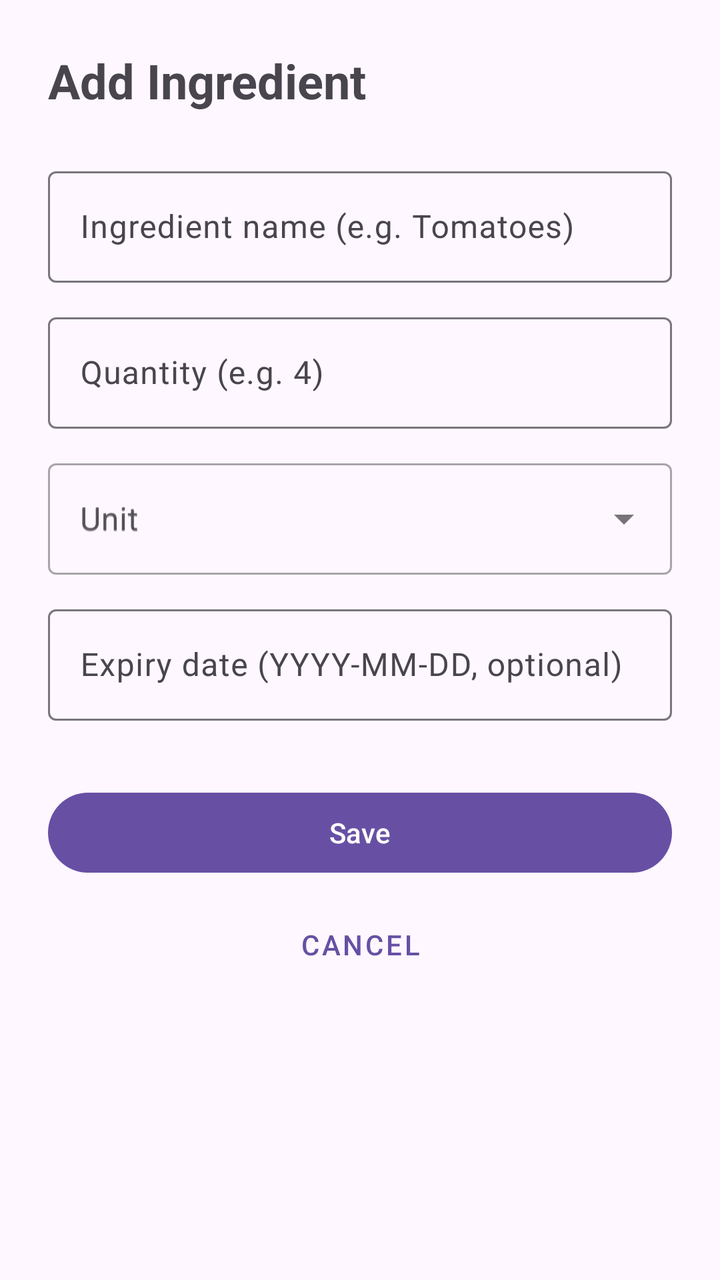
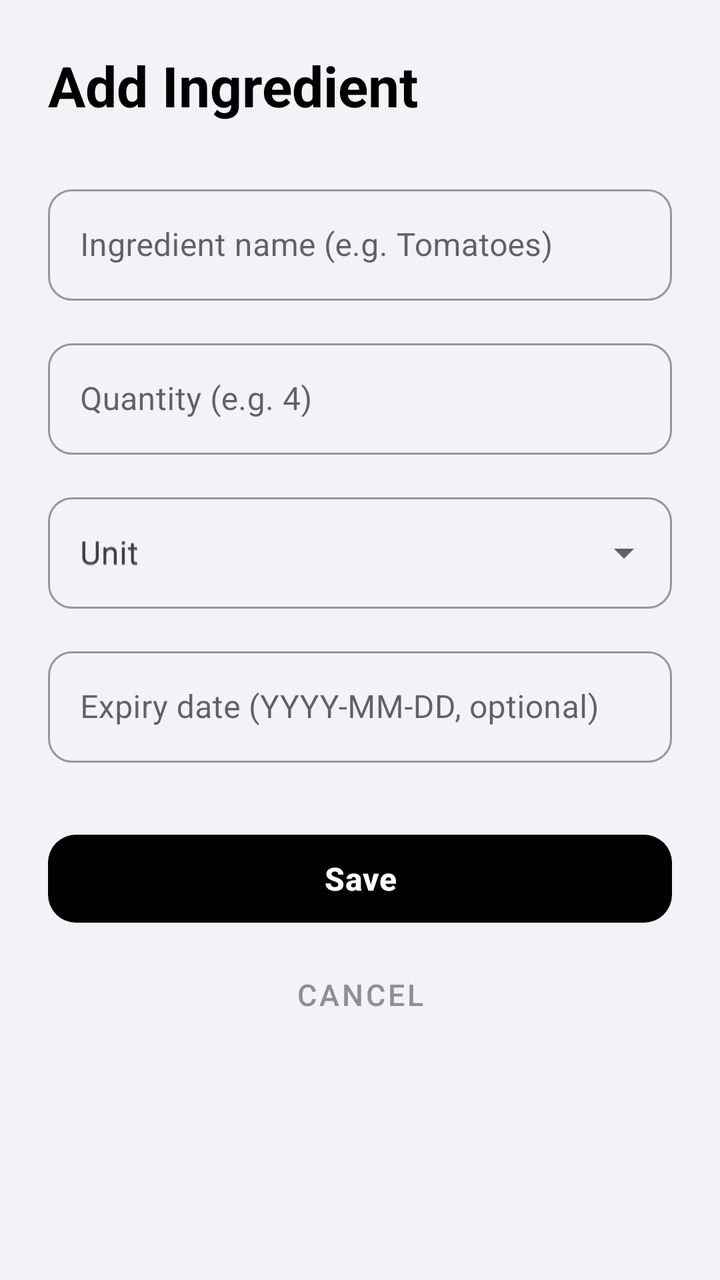

The first picture is an Android layout as it rendered before a commit; the second is the same layout after the commit. The layout source and the unified diff follow.
<!-- AndroidManifest.xml: application theme Theme.SmartPantryManager -->
<!-- res/layout/activity_add_edit_item.xml -->
<?xml version="1.0" encoding="utf-8"?>
<ScrollView xmlns:android="http://schemas.android.com/apk/res/android"
    xmlns:app="http://schemas.android.com/apk/res-auto"
    android:layout_width="match_parent"
    android:layout_height="match_parent"
    android:fillViewport="true">

    <androidx.constraintlayout.widget.ConstraintLayout
        android:layout_width="match_parent"
        android:layout_height="wrap_content"
        android:padding="24dp">

        <TextView
            android:id="@+id/text_screen_title"
            android:layout_width="wrap_content"
            android:layout_height="wrap_content"
            android:text="@string/title_add_ingredient"
            android:textSize="24sp"
            android:textStyle="bold"
            app:layout_constraintTop_toTopOf="parent"
            app:layout_constraintStart_toStartOf="parent" />

        
        <com.google.android.material.textfield.TextInputLayout
            android:id="@+id/layout_name"
            android:layout_width="0dp"
            android:layout_height="wrap_content"
            android:layout_marginTop="24dp"
            android:hint="@string/hint_ingredient_name"
            app:layout_constraintTop_toBottomOf="@id/text_screen_title"
            app:layout_constraintStart_toStartOf="parent"
            app:layout_constraintEnd_toEndOf="parent">

            <com.google.android.material.textfield.TextInputEditText
                android:id="@+id/edit_name"
                android:layout_width="match_parent"
                android:layout_height="wrap_content"
                android:inputType="textCapWords" />
        </com.google.android.material.textfield.TextInputLayout>

        
        <com.google.android.material.textfield.TextInputLayout
            android:id="@+id/layout_quantity"
            android:layout_width="0dp"
            android:layout_height="wrap_content"
            android:layout_marginTop="12dp"
            android:hint="@string/hint_quantity"
            app:layout_constraintTop_toBottomOf="@id/layout_name"
            app:layout_constraintStart_toStartOf="parent"
            app:layout_constraintEnd_toEndOf="parent">

            <com.google.android.material.textfield.TextInputEditText
                android:id="@+id/edit_quantity"
                android:layout_width="match_parent"
                android:layout_height="wrap_content"
                android:inputType="numberDecimal" />
        </com.google.android.material.textfield.TextInputLayout>

        
        <com.google.android.material.textfield.TextInputLayout
            android:id="@+id/layout_unit"
            style="@style/Widget.MaterialComponents.TextInputLayout.OutlinedBox.ExposedDropdownMenu"
            android:layout_width="0dp"
            android:layout_height="wrap_content"
            android:layout_marginTop="12dp"
            android:hint="@string/hint_unit"
            app:layout_constraintTop_toBottomOf="@id/layout_quantity"
            app:layout_constraintStart_toStartOf="parent"
            app:layout_constraintEnd_toEndOf="parent">

            <AutoCompleteTextView
                android:id="@+id/edit_unit"
                android:layout_width="match_parent"
                android:layout_height="wrap_content"
                android:hint="@string/hint_unit"
                android:inputType="none" />
        </com.google.android.material.textfield.TextInputLayout>

        
        <com.google.android.material.textfield.TextInputLayout
            android:id="@+id/layout_expiry"
            android:layout_width="0dp"
            android:layout_height="wrap_content"
            android:layout_marginTop="12dp"
            android:hint="@string/hint_expiry"
            app:layout_constraintTop_toBottomOf="@id/layout_unit"
            app:layout_constraintStart_toStartOf="parent"
            app:layout_constraintEnd_toEndOf="parent">

            <com.google.android.material.textfield.TextInputEditText
                android:id="@+id/edit_expiry"
                android:layout_width="match_parent"
                android:layout_height="wrap_content"
                android:focusable="false"
                android:inputType="none" />
        </com.google.android.material.textfield.TextInputLayout>

        
        <com.google.android.material.button.MaterialButton
            android:id="@+id/button_save"
            android:layout_width="0dp"
            android:layout_height="wrap_content"
            android:layout_marginTop="32dp"
            android:text="@string/btn_save"
            app:layout_constraintTop_toBottomOf="@id/layout_expiry"
            app:layout_constraintStart_toStartOf="parent"
            app:layout_constraintEnd_toEndOf="parent" />

        
        <com.google.android.material.button.MaterialButton
            android:id="@+id/button_cancel"
            style="@style/Widget.MaterialComponents.Button.TextButton"
            android:layout_width="0dp"
            android:layout_height="wrap_content"
            android:layout_marginTop="8dp"
            android:text="@string/btn_cancel"
            app:layout_constraintTop_toBottomOf="@id/button_save"
            app:layout_constraintStart_toStartOf="parent"
            app:layout_constraintEnd_toEndOf="parent" />

    </androidx.constraintlayout.widget.ConstraintLayout>
</ScrollView>
<!-- resources referenced by this layout -->
<resources>
  <string name="btn_cancel">Cancel</string>
  <string name="btn_save">Save</string>
  <string name="hint_expiry">Expiry date (YYYY-MM-DD, optional)</string>
  <string name="hint_ingredient_name">Ingredient name (e.g. Tomatoes)</string>
  <string name="hint_quantity">Quantity (e.g. 4)</string>
  <string name="hint_unit">Unit</string>
  <string name="title_add_ingredient">Add Ingredient</string>
  <style name="Theme.SmartPantryManager" parent="Base.Theme.SmartPantryManager" />
  <style name="Base.Theme.SmartPantryManager" parent="Theme.Material3.DayNight.NoActionBar">
          
          
      </style>
</resources>

<!-- the commit's change to res/layout/activity_add_edit_item.xml (unified diff, before → after) -->
@@ -3,6 +3,7 @@
     xmlns:app="http://schemas.android.com/apk/res-auto"
     android:layout_width="match_parent"
     android:layout_height="match_parent"
+    android:background="?android:attr/colorBackground"
     android:fillViewport="true">
 
     <androidx.constraintlayout.widget.ConstraintLayout
@@ -15,18 +16,24 @@
             android:layout_width="wrap_content"
             android:layout_height="wrap_content"
             android:text="@string/title_add_ingredient"
-            android:textSize="24sp"
+            android:textSize="28sp"
             android:textStyle="bold"
+            android:textColor="?attr/colorOnSurface"
             app:layout_constraintTop_toTopOf="parent"
             app:layout_constraintStart_toStartOf="parent" />
 
         
         <com.google.android.material.textfield.TextInputLayout
             android:id="@+id/layout_name"
+            style="@style/Widget.MaterialComponents.TextInputLayout.OutlinedBox"
             android:layout_width="0dp"
             android:layout_height="wrap_content"
-            android:layout_marginTop="24dp"
+            android:layout_marginTop="28dp"
             android:hint="@string/hint_ingredient_name"
+            app:boxCornerRadiusTopStart="12dp"
+            app:boxCornerRadiusTopEnd="12dp"
+            app:boxCornerRadiusBottomStart="12dp"
+            app:boxCornerRadiusBottomEnd="12dp"
             app:layout_constraintTop_toBottomOf="@id/text_screen_title"
             app:layout_constraintStart_toStartOf="parent"
             app:layout_constraintEnd_toEndOf="parent">
@@ -41,10 +48,15 @@
         
         <com.google.android.material.textfield.TextInputLayout
             android:id="@+id/layout_quantity"
+            style="@style/Widget.MaterialComponents.TextInputLayout.OutlinedBox"
             android:layout_width="0dp"
             android:layout_height="wrap_content"
-            android:layout_marginTop="12dp"
+            android:layout_marginTop="16dp"
             android:hint="@string/hint_quantity"
+            app:boxCornerRadiusTopStart="12dp"
+            app:boxCornerRadiusTopEnd="12dp"
+            app:boxCornerRadiusBottomStart="12dp"
+            app:boxCornerRadiusBottomEnd="12dp"
             app:layout_constraintTop_toBottomOf="@id/layout_name"
             app:layout_constraintStart_toStartOf="parent"
             app:layout_constraintEnd_toEndOf="parent">
@@ -62,8 +74,12 @@
             style="@style/Widget.MaterialComponents.TextInputLayout.OutlinedBox.ExposedDropdownMenu"
             android:layout_width="0dp"
             android:layout_height="wrap_content"
-            android:layout_marginTop="12dp"
+            android:layout_marginTop="16dp"
             android:hint="@string/hint_unit"
+            app:boxCornerRadiusTopStart="12dp"
+            app:boxCornerRadiusTopEnd="12dp"
+            app:boxCornerRadiusBottomStart="12dp"
+            app:boxCornerRadiusBottomEnd="12dp"
             app:layout_constraintTop_toBottomOf="@id/layout_quantity"
             app:layout_constraintStart_toStartOf="parent"
             app:layout_constraintEnd_toEndOf="parent">
@@ -79,10 +95,15 @@
         
         <com.google.android.material.textfield.TextInputLayout
             android:id="@+id/layout_expiry"
+            style="@style/Widget.MaterialComponents.TextInputLayout.OutlinedBox"
             android:layout_width="0dp"
             android:layout_height="wrap_content"
-            android:layout_marginTop="12dp"
+            android:layout_marginTop="16dp"
             android:hint="@string/hint_expiry"
+            app:boxCornerRadiusTopStart="12dp"
+            app:boxCornerRadiusTopEnd="12dp"
+            app:boxCornerRadiusBottomStart="12dp"
+            app:boxCornerRadiusBottomEnd="12dp"
             app:layout_constraintTop_toBottomOf="@id/layout_unit"
             app:layout_constraintStart_toStartOf="parent"
             app:layout_constraintEnd_toEndOf="parent">
@@ -98,10 +119,13 @@
         
         <com.google.android.material.button.MaterialButton
             android:id="@+id/button_save"
+            style="@style/Widget.SleekButton"
             android:layout_width="0dp"
-            android:layout_height="wrap_content"
+            android:layout_height="52dp"
             android:layout_marginTop="32dp"
             android:text="@string/btn_save"
+            android:textSize="16sp"
+            android:textStyle="bold"
             app:layout_constraintTop_toBottomOf="@id/layout_expiry"
             app:layout_constraintStart_toStartOf="parent"
             app:layout_constraintEnd_toEndOf="parent" />
@@ -114,6 +138,8 @@
             android:layout_height="wrap_content"
             android:layout_marginTop="8dp"
             android:text="@string/btn_cancel"
+            android:textColor="?attr/colorOnSurfaceVariant"
+            android:textSize="15sp"
             app:layout_constraintTop_toBottomOf="@id/button_save"
             app:layout_constraintStart_toStartOf="parent"
             app:layout_constraintEnd_toEndOf="parent" />
<!-- resource entries referenced after the edit -->
@@ -7,10 +7,50 @@
   <string name="hint_quantity">Quantity (e.g. 4)</string>
   <string name="hint_unit">Unit</string>
   <string name="title_add_ingredient">Add Ingredient</string>
+  <style name="Widget.SleekButton" parent="Widget.Material3.Button">
+          <item name="cornerRadius">14dp</item>
+          <item name="backgroundTint">@color/mono_black</item>
+          <item name="android:textColor">@color/mono_white</item>
+      </style>
   <style name="Theme.SmartPantryManager" parent="Base.Theme.SmartPantryManager" />
+  <color name="mono_black">#000000</color>
+  <color name="mono_white">#FFFFFF</color>
   <style name="Base.Theme.SmartPantryManager" parent="Theme.Material3.DayNight.NoActionBar">
           
+          <item name="colorPrimary">@color/mono_black</item>
+          <item name="colorOnPrimary">@color/mono_white</item>
+          <item name="colorPrimaryContainer">@color/mono_nav_indicator_light</item>
+          <item name="colorOnPrimaryContainer">@color/mono_black</item>
+  
+          <item name="colorSecondary">#3A3A3C</item>
+          <item name="colorOnSecondary">@color/mono_white</item>
+  
+          <item name="android:colorBackground">@color/mono_bg_light</item>
+          <item name="colorSurface">@color/mono_surface_light</item>
+          <item name="colorOnSurface">@color/mono_text_primary</item>
+          <item name="colorOnSurfaceVariant">@color/mono_text_secondary</item>
+          <item name="colorOutline">@color/mono_card_border</item>
+  
           
+          <item name="android:statusBarColor">@color/mono_bg_light</item>
+          <item name="android:windowLightStatusBar">true</item>
+  
+          
+          <item name="materialCardViewStyle">@style/Widget.SleekCardView</item>
+          <item name="materialButtonStyle">@style/Widget.SleekButton</item>
+      </style>
+  <color name="mono_nav_indicator_light">#E5E5EA</color>
+  <color name="mono_bg_light">#F2F2F7</color>
+  <color name="mono_surface_light">#FFFFFF</color>
+  <color name="mono_text_primary">#000000</color>
+  <color name="mono_text_secondary">#8E8E93</color>
+  <color name="mono_card_border">#E5E5EA</color>
+  <style name="Widget.SleekCardView" parent="Widget.Material3.CardView.Filled">
+          <item name="cardCornerRadius">16dp</item>
+          <item name="cardElevation">0dp</item>
+          <item name="strokeColor">@color/mono_card_border</item>
+          <item name="strokeWidth">1dp</item>
+          <item name="cardBackgroundColor">@color/mono_surface_light</item>
       </style>
 </resources>
 
